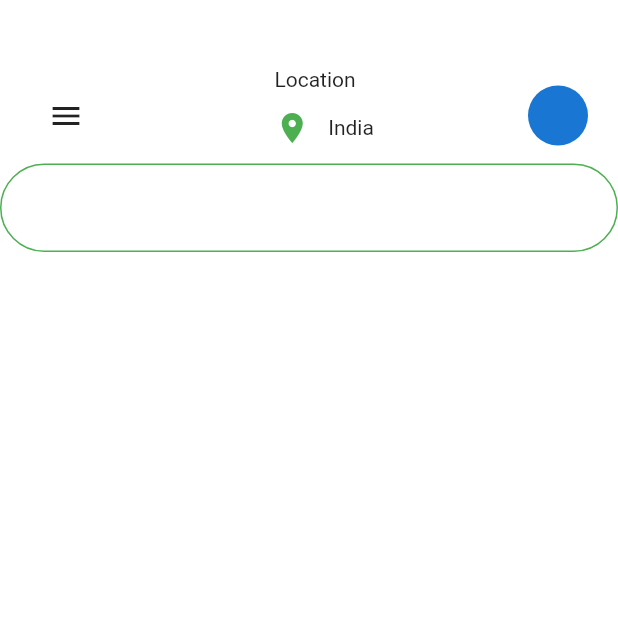
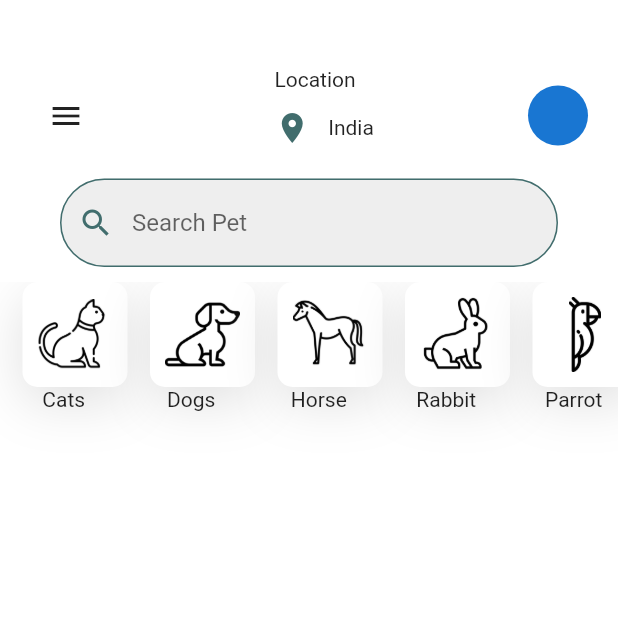
Before and after one commit to Sheshank-Srivastava/Flutter_UI_Learning, a Flutter app: the screen it shows after launch, on a phone screen of 412 x 824 dp, the top half of it. Run offline on Flutter 3.47's test engine with Material 2 defaults, Android fonts, the phone set to English and light mode, and no system bars.

```diff
--- a/lib/pet_app/configuration.dart
+++ b/lib/pet_app/configuration.dart
@@ -0,0 +1,17 @@
+import 'package:flutter/material.dart';
+
+Color primaryColor = Color(0xff416d6d);
+
+List<BoxShadow> listShadow =[
+  BoxShadow(color: Colors.grey.shade300,blurRadius: 30,offset: Offset(0,10))
+];
+
+
+
+List<Map> categories = [
+  {'name': 'Cats', 'iconPath': 'images/cat.png'},
+  {'name': 'Dogs', 'iconPath': 'images/dog.png'},
+  {'name': 'Horse', 'iconPath': 'images/horse.png'},
+  {'name': 'Rabbit', 'iconPath': 'images/rabbit.png'},
+  {'name': 'Parrot', 'iconPath': 'images/parrot.png'}
+];
--- a/lib/pet_app/drawer_screen.dart
+++ b/lib/pet_app/drawer_screen.dart
@@ -1,4 +1,5 @@
 import 'package:flutter/material.dart';
+import 'package:flutter_contact_us/pet_app/configuration.dart';
 
 class DrawerScreen extends StatefulWidget {
   @override
@@ -9,7 +10,7 @@ class _DrawerScreenState extends State<DrawerScreen> {
   @override
   Widget build(BuildContext context) {
     return Container  (
-      color: Colors.green,
+      color: primaryColor,
     );
   }
 }
--- a/lib/pet_app/home_screen.dart
+++ b/lib/pet_app/home_screen.dart
@@ -1,4 +1,5 @@
 import 'package:flutter/material.dart';
+import  'configuration.dart';
 
 class HomeScreen extends StatefulWidget {
   @override
@@ -23,6 +24,7 @@ class _HomeScreenState extends State<HomeScreen> {
       child: Column(
         children: [
           SizedBox(height: 45),
+
           ///Customized AppBar
           Container(
             margin: EdgeInsets.symmetric(horizontal: 20),
@@ -49,7 +51,7 @@ class _HomeScreenState extends State<HomeScreen> {
                         IconButton(
                           icon: Icon(
                             Icons.location_on,
-                            color: Colors.green,
+                            color: primaryColor,
                           ),
                           onPressed: () {},
                         ),
@@ -62,14 +64,54 @@ class _HomeScreenState extends State<HomeScreen> {
               ],
             ),
           ),
+          /// Search Bar
           Container(
+            child: Padding(
+              padding: const EdgeInsets.fromLTRB(40.0,10.0,40.0,10.0  ),
               child: TextField(
                 decoration: InputDecoration(
                     enabledBorder: OutlineInputBorder(
-                  borderSide: BorderSide(color: Colors.green),
+                      borderSide: BorderSide(color: primaryColor),
                       borderRadius: BorderRadius.circular(30),
                     ),
+                    focusedBorder: OutlineInputBorder(
+                      borderRadius: BorderRadius.circular(30),
+                      borderSide: BorderSide(color: primaryColor),
                     ),
+                    prefixIcon: Icon(Icons.search, color: primaryColor),
+                    hintText: 'Search Pet',
+                    filled: true,
+                    fillColor: Colors.grey.shade200),
+              ),
+            ),
+          ),
+          Container(
+            height:120,
+            // padding: EdgeInsets.only(left: ),
+            child: ListView.builder(
+
+              scrollDirection: Axis.horizontal,
+              itemCount: categories.length,
+              itemBuilder: (context, index){
+                return Container(
+                  child: Column(
+
+                    children: [
+                      Container(
+                        padding: EdgeInsets.all(10),
+                        margin: EdgeInsets.only(left: 15),
+                        decoration: BoxDecoration(
+                          color: Colors.white,
+                          boxShadow: listShadow,
+                          borderRadius: BorderRadius.circular(10)
+                        ),
+                        child: Image.asset(categories[index]['iconPath'],height: 50,width: 50,),
+                      ),
+                      Text(categories[index]['name'])
+                    ],
+                  ),
+                );
+              },
             ),
           )
         ],
```
Also changed, not shown: 1 other file. Lines whose indentation alone changed are shown as unchanged.
